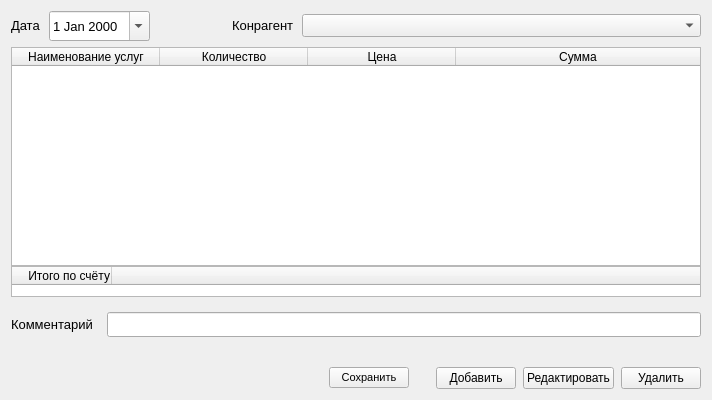
This is faces/edit_invoicing.ui in vanobl/counter as Qt 5 draws it before an edit. The edited form follows.
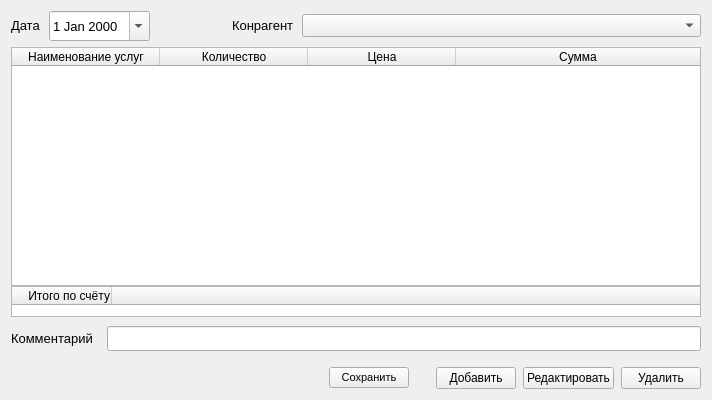
This is the edited form.

Commit message: Изменил размеры

Patch:
```diff
--- a/faces/edit_invoicing.ui
+++ b/faces/edit_invoicing.ui
@@ -276,7 +276,7 @@
      <property name="sizeHint" stdset="0">
       <size>
        <width>20</width>
-       <height>9</height>
+       <height>3</height>
       </size>
      </property>
     </spacer>
@@ -335,7 +335,7 @@
      <property name="sizeHint" stdset="0">
       <size>
        <width>20</width>
-       <height>24</height>
+       <height>10</height>
       </size>
      </property>
     </spacer>
```
